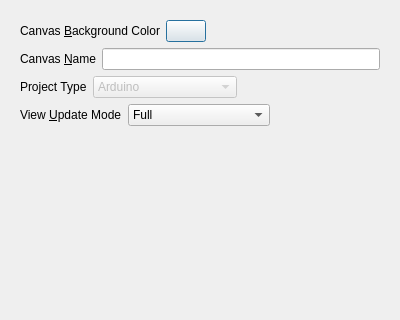
Above: UI/glitch-canvas-settings.ui from textbrowser/glitch before the change; both pictures show x 0 to 400 and y 0 to 320 of the 400 by 500 pixel window. Below: the same form after it.
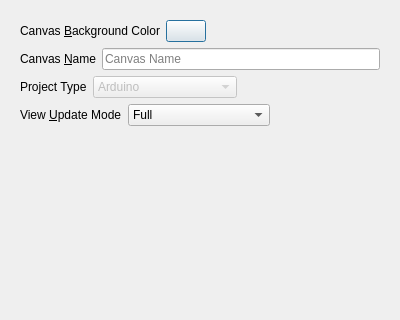
That is the form after the change. Icons and pictures are not drawn.

Commit message: Text hint.

Diff of the .ui file:
```diff
--- a/UI/glitch-canvas-settings.ui
+++ b/UI/glitch-canvas-settings.ui
@@ -31,8 +31,8 @@
        <rect>
         <x>0</x>
         <y>0</y>
-        <width>382</width>
-        <height>449</height>
+        <width>388</width>
+        <height>448</height>
        </rect>
       </property>
       <layout class="QVBoxLayout" name="verticalLayout_2">
@@ -83,7 +83,11 @@
           </widget>
          </item>
          <item>
-          <widget class="QLineEdit" name="name"/>
+          <widget class="QLineEdit" name="name">
+           <property name="placeholderText">
+            <string>Canvas Name</string>
+           </property>
+          </widget>
          </item>
         </layout>
        </item>
```
